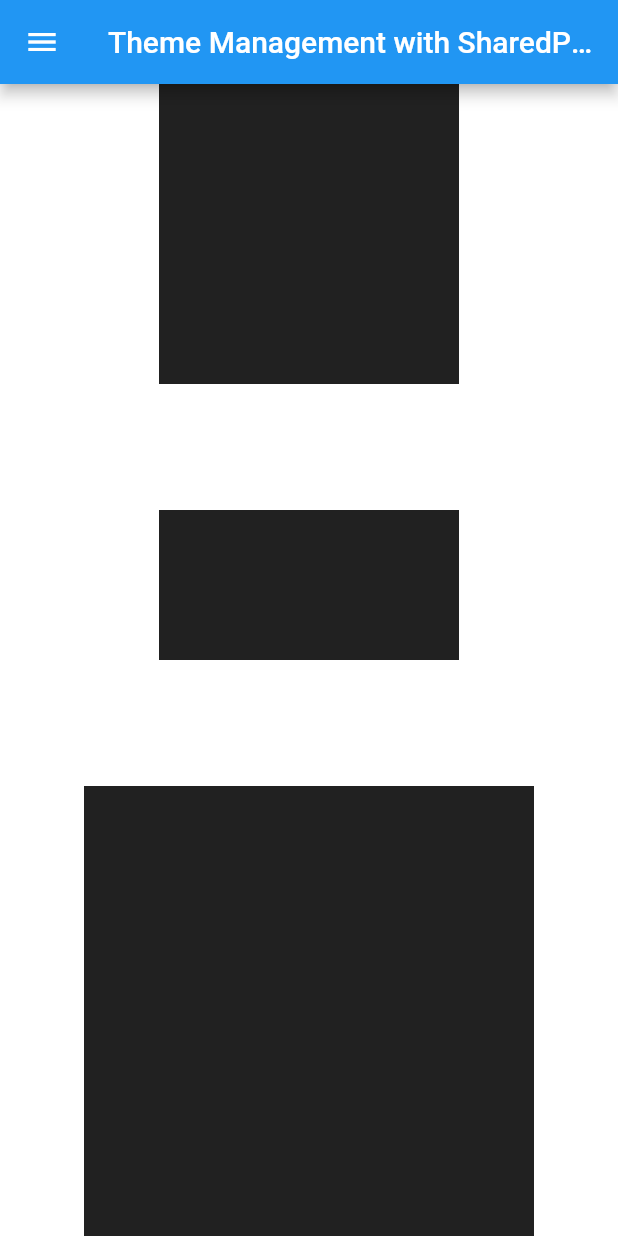
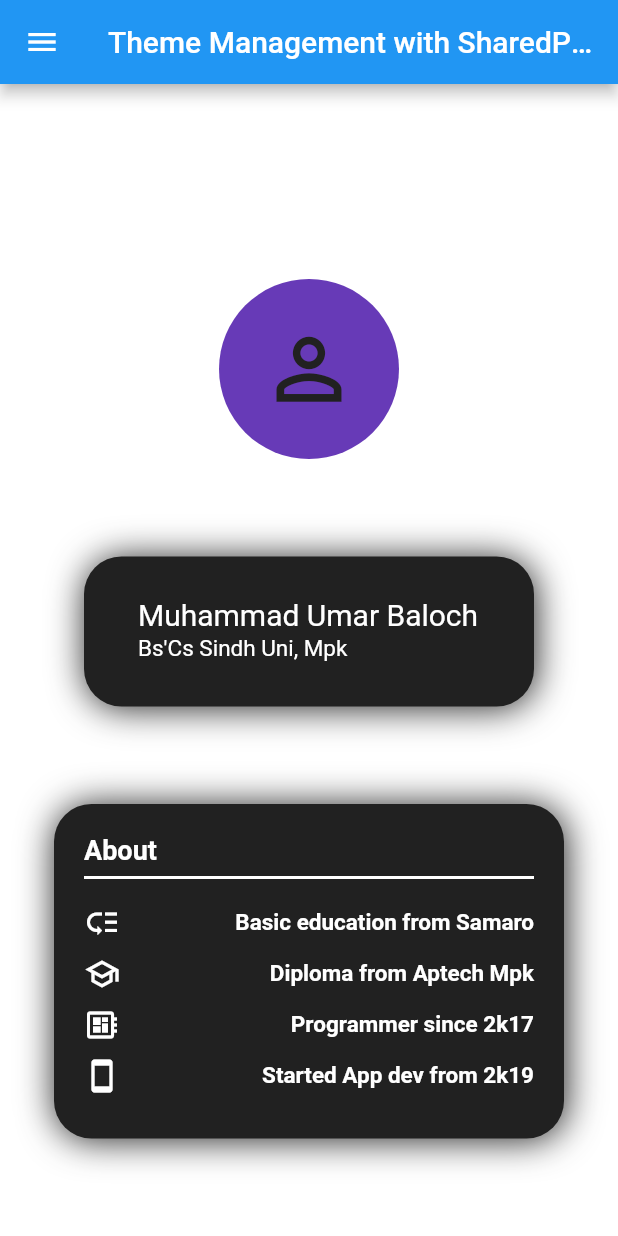
Before and after one commit to mUmarBaloch/Flutter_theme_mangement, a Flutter app: the screen it shows after launch, on a phone screen of 412 x 824 dp. Run offline on Flutter 3.47's test engine with Material 2 defaults, Android fonts, the phone set to English and light mode, and no system bars; our stand-ins replace shared_preferences.

Commit message:
updated homepage ui

```diff
--- /dev/null
+++ b/lib/constansts.dart
@@ -0,0 +1,19 @@
+import 'package:flutter/material.dart';
+
+import 'core/theme.dart';
+
+BoxDecoration containerDecoration() => BoxDecoration(
+      boxShadow: [
+        BoxShadow(
+          color: CustomTheme.isDark
+              ? Colors.deepPurple
+              : CustomTheme.foregroundColor!
+            ..value,
+          offset: Offset(1, 1),
+          spreadRadius: 0,
+          blurRadius: 20,
+        ),
+      ],
+      borderRadius: BorderRadius.circular(25),
+      color: CustomTheme.foregroundColor,
+    );
--- /dev/null
+++ b/lib/core/models/about_model.dart
@@ -0,0 +1,17 @@
+import 'package:flutter/cupertino.dart';
+import 'package:flutter/material.dart';
+
+class About {
+  IconData icon;
+  String about;
+
+  About({required this.icon, required this.about});
+}
+
+List<About> myAbout = [
+  About(
+      icon: Icons.low_priority_outlined, about: 'Basic education from Samaro'),
+  About(icon: Icons.school_outlined, about: 'Diploma from Aptech Mpk'),
+  About(icon: Icons.developer_board_outlined, about: 'Programmer since 2k17'),
+  About(icon: Icons.smartphone_outlined, about: 'Started App dev from 2k19'),
+];
--- a/lib/core/persistance.dart
+++ b/lib/core/persistance.dart
@@ -14,4 +14,11 @@ class Persistance {
         var _themeFromPref = pref!.getBool('isDark') ?? CustomTheme.isDark;
         CustomTheme.isDark = _themeFromPref;
       });
+
+  resetTheme() async {
+    await initPref().then((pref) => pref!.remove('isDark'));
+    // ignore: unnecessary_statements
+    CustomTheme.isDark = false;
+    controller.sink.add(false);
+  }
 }
--- a/lib/main.dart
+++ b/lib/main.dart
@@ -1,7 +1,6 @@
 import 'package:flutter/material.dart';
 import 'package:persistance/core/persistance.dart';
 import 'package:persistance/screen/home_page.dart';
-import 'package:persistance/core/theme.dart';
 
 void main() async {
   await Persistance().loadTheme();
@@ -14,6 +13,9 @@ class MyApp extends StatelessWidget {
   @override
   Widget build(BuildContext context) {
     return MaterialApp(
+      theme: ThemeData(
+        primaryColor: Colors.deepPurple,
+      ),
       home: HomePage(),
     );
   }
--- a/lib/screen/home_page.dart
+++ b/lib/screen/home_page.dart
@@ -1,6 +1,12 @@
+import 'dart:ui';
+
 import 'package:flutter/material.dart';
+import 'package:persistance/core/models/about_model.dart';
 import 'package:persistance/screen/drawer.dart';
 import 'package:persistance/core/theme.dart';
+import 'package:persistance/screen/widgets/about.dart';
+
+import '../constansts.dart';
 
 class HomePage extends StatelessWidget {
   const HomePage({Key? key}) : super(key: key);
@@ -18,22 +24,24 @@ class HomePage extends StatelessWidget {
             ),
             body: Center(
               child: Column(
-                mainAxisAlignment: MainAxisAlignment.spaceBetween,
+                mainAxisAlignment: MainAxisAlignment.spaceEvenly,
                 children: [
+                  SizedBox(),
+                  profileIcon(),
+                  profileNameWidget(),
                   Container(
-                    color: CustomTheme.foregroundColor,
-                    width: 200,
-                    height: 200,
-                  ),
-                  Container(
-                    color: CustomTheme.foregroundColor,
-                    width: 200,
-                    height: 100,
-                  ),
-                  Container(
-                    color: CustomTheme.foregroundColor,
-                    width: 300,
-                    height: 300,
+                    decoration: containerDecoration(),
+                    width: 340,
+                    padding: EdgeInsets.all(20),
+                    child: Column(
+                      children: [
+                        topAboutHeading(),
+                        ...myAbout
+                            .map(
+                                (about) => AboutWidget(about.icon, about.about))
+                            .toList(),
+                      ],
+                    ),
                   )
                 ],
               ),
@@ -41,4 +49,65 @@ class HomePage extends StatelessWidget {
           );
         });
   }
+
+  CircleAvatar profileIcon() {
+    return CircleAvatar(
+      child: Icon(
+        Icons.person_outline,
+        color: CustomTheme.foregroundColor,
+        size: 65,
+      ),
+      backgroundColor: Colors.deepPurple,
+      radius: 60,
+    );
+  }
+
+  Container profileNameWidget() {
+    return Container(
+      padding: EdgeInsets.only(left: 20),
+      decoration: containerDecoration(),
+      child: Center(
+        child: ListTile(
+          title: Text(
+            'Muhammad Umar Baloch',
+            style: TextStyle(
+              color: CustomTheme.baseColor,
+              fontSize: 20,
+            ),
+          ),
+          subtitle: Text(
+            "Bs'Cs Sindh Uni, Mpk",
+            style: TextStyle(
+              color: CustomTheme.baseColor,
+              fontSize: 15,
+            ),
+          ),
+        ),
+      ),
+      width: 300,
+      height: 100,
+    );
+  }
+
+  Column topAboutHeading() {
+    return Column(
+      crossAxisAlignment: CrossAxisAlignment.start,
+      children: [
+        Text(
+          'About',
+          style: TextStyle(
+              color: CustomTheme.baseColor,
+              fontSize: 18,
+              fontWeight: FontWeight.w600),
+        ),
+        Divider(
+          color: CustomTheme.baseColor,
+          thickness: 2,
+        ),
+        SizedBox(
+          height: 10,
+        ),
+      ],
+    );
+  }
 }
--- a/lib/screen/settings.dart
+++ b/lib/screen/settings.dart
@@ -1,6 +1,5 @@
-import 'dart:async';
-
 import 'package:flutter/material.dart';
+import 'package:persistance/core/persistance.dart';
 import 'package:persistance/core/theme.dart';
 
 class Settings extends StatelessWidget {
@@ -89,7 +88,7 @@ class Settings extends StatelessWidget {
                 ),
                 Spacer(),
                 ListTile(
-                  onTap: () => {},
+                  onTap: () => Persistance().resetTheme(),
                   leading:
                       Icon(Icons.reset_tv, color: CustomTheme.foregroundColor),
                   title: Text(
@@ -97,7 +96,7 @@ class Settings extends StatelessWidget {
                     style: TextStyle(color: CustomTheme.foregroundColor),
                   ),
                   subtitle: Text(
-                    'resets all themes',
+                    'resets theme persistance',
                     style: TextStyle(color: CustomTheme.foregroundColor),
                   ),
                 ),
--- /dev/null
+++ b/lib/screen/widgets/about.dart
@@ -0,0 +1,31 @@
+import 'package:flutter/material.dart';
+import 'package:persistance/core/theme.dart';
+
+class AboutWidget extends StatelessWidget {
+  final IconData icon;
+  final String title;
+  const AboutWidget(this.icon, this.title);
+
+  @override
+  Widget build(BuildContext context) {
+    return Container(
+      margin: const EdgeInsets.only(bottom: 10),
+      child: Row(
+        mainAxisAlignment: MainAxisAlignment.spaceBetween,
+        children: [
+          Icon(
+            icon,
+            color: CustomTheme.baseColor,
+          ),
+          Text(
+            "$title",
+            style: TextStyle(
+                color: CustomTheme.baseColor,
+                fontSize: 15,
+                fontWeight: FontWeight.w600),
+          ),
+        ],
+      ),
+    );
+  }
+}
--- a/pubspec.yaml
+++ b/pubspec.yaml
@@ -46,8 +46,8 @@ flutter:
   uses-material-design: true
 
   # To add assets to your application, add an assets section, like this:
-  # assets:
-  #   - images/a_dot_burr.jpeg
+  assets:
+    - assets/a.jpg
   #   - images/a_dot_ham.jpeg
 
   # An image asset can refer to one or more resolution-specific "variants", see
```
Also changed, not shown: assets/a.jpg (added).
